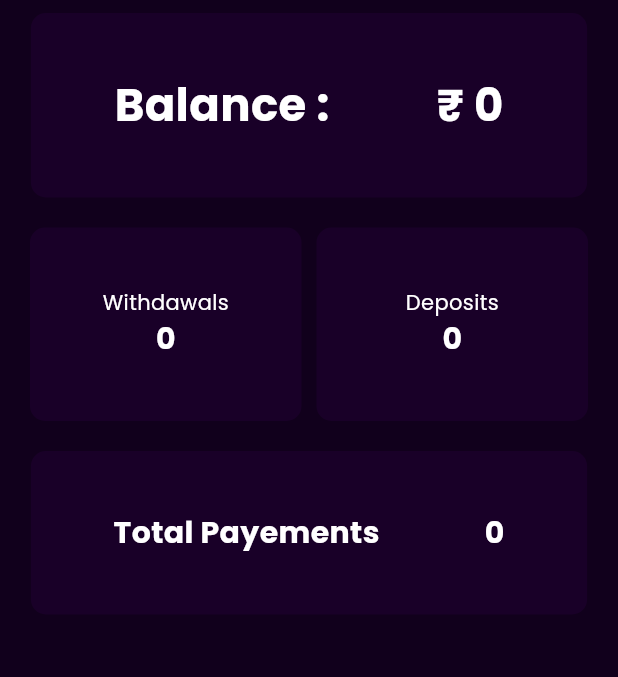
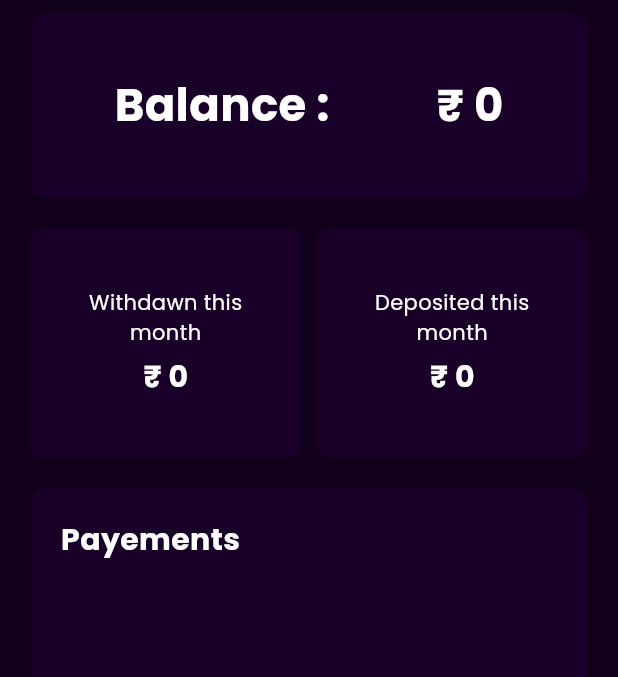
Before and after one commit to haadiyaa/mainford, a Flutter app: the TransactionsPage screen opened directly, on a phone screen of 412 x 824 dp, the part 71-748 px from its top. Run offline on Flutter 3.47's test engine with Material 3 defaults, Android fonts, the phone set to English and light mode, and no system bars; our stand-ins replace another_flutter_splash_screen, card_swiper, image_picker, quickalert, shared_preferences, shimmer and 2 more; missing offline and left inert: screen_protector; accounts and stored records are empty; project files that could hold a hidden picture were left out.

Commit message:
user payement details ui

```diff
--- a/lib/resources/appcolors.dart
+++ b/lib/resources/appcolors.dart
@@ -9,5 +9,6 @@ class AppColors {
   static const Color yellow=Colors.yellow;
   static const Color black=Colors.black;
   static const Color red=Colors.red;
+  static const Color green=Colors.green;
   static const Color transparent=Colors.transparent;
 }
--- a/lib/view/view/transactions/view/transactions.dart
+++ b/lib/view/view/transactions/view/transactions.dart
@@ -68,11 +68,15 @@ class TransactionsPage extends StatelessWidget {
                             ),
                             child: Center(
                                 child: Column(
+                              crossAxisAlignment: CrossAxisAlignment.center,
                               children: [
-                                const Text('Withdawals'),
+                                const Text(
+                                  'Withdawn this month',
+                                  textAlign: TextAlign.center,
+                                ),
+                                Constants.height5,
                                 Text(
-                                  value.userPayementModel!.numberOfWithdrawals
-                                      .toString(),
+                                  '$rupees ${value.userPayementModel!.totalWithdrawnMonth.toString()}',
                                   style: MyTextStyles.appBartextSmall,
                                 ),
                               ],
@@ -90,11 +94,15 @@ class TransactionsPage extends StatelessWidget {
                             ),
                             child: Center(
                                 child: Column(
+                              crossAxisAlignment: CrossAxisAlignment.center,
                               children: [
-                                const Text('Deposits'),
+                                const Text(
+                                  'Deposited this month',
+                                  textAlign: TextAlign.center,
+                                ),
+                                Constants.height5,
                                 Text(
-                                  value.userPayementModel!.numberOfDeposits
-                                      .toString(),
+                                  '$rupees ${value.userPayementModel!.totalDepositedMonth.toString()}',
                                   style: MyTextStyles.appBartextSmall,
                                 ),
                               ],
@@ -104,28 +112,82 @@ class TransactionsPage extends StatelessWidget {
                   ),
                 ),
                 Constants.height20,
-                Container(
-                  padding:
-                      const EdgeInsets.symmetric(horizontal: 20, vertical: 40),
+                Expanded(
+                  child: Container(
+                    padding: const EdgeInsets.symmetric(
+                        horizontal: 20, vertical: 20),
                     width: size.width * 0.9,
+                    // height: size.height*0.5,
                     decoration: BoxDecoration(
                       borderRadius: BorderRadius.circular(10),
                       color: AppColors.tileColor,
                     ),
-                  child: Row(
-                    mainAxisAlignment: MainAxisAlignment.spaceAround,
+                    child: Column(
+                      crossAxisAlignment: CrossAxisAlignment.start,
                       children: [
                         const Text(
-                        'Total Payements',
+                          'Payements',
                           style: MyTextStyles.appBartextSmall,
                         ),
-                      Text(
-                        value.userPayementModel!.totalPayments.toString(),
-                        style: MyTextStyles.appBartextSmall,
+                        Expanded(
+                          child: ListView.builder(
+                            padding: const EdgeInsets.only(top: 20),
+                            itemCount: value.userPayementModel!.payments.length,
+                            itemBuilder: (BuildContext context, int index) {
+                              return ListTile(
+                                textColor: AppColors.white,
+                                leading: value.userPayementModel!
+                                            .payments[index].type ==
+                                        'withdrawal'
+                                    ? const Icon(
+                                        Icons.minimize,
+                                        color: AppColors.red,
+                                      )
+                                    : const Icon(
+                                        Icons.add,
+                                        color: AppColors.green,
+                                      ),
+                                title: Text(
+                                    '$rupees ${value.userPayementModel!.payments[index].amount.toString()}'),
+                                subtitle: Text(value
+                                    .userPayementModel!.payments[index].type),
+                                trailing: Text(
+                                  value.userPayementModel!.payments[index]
+                                      .status,
+                                  style: TextStyle(
+                                    color: value.userPayementModel!
+                                                .payments[index].status ==
+                                            'completed'
+                                        ? AppColors.green
+                                        : value.userPayementModel!
+                                                    .payments[index].status ==
+                                                'rejected'
+                                            ? AppColors.red
+                                            : AppColors.yellow,
+                                  ),
+                                ),
+                              );
+                            },
+                          ),
                         ),
                       ],
                     ),
+                    // Row(
+                    //   mainAxisAlignment: MainAxisAlignment.spaceAround,
+                    //   children: [
+                    //     const Text(
+                    //       'Total Payements',
+                    //       style: MyTextStyles.appBartextSmall,
+                    //     ),
+                    //     Text(
+                    //       value.userPayementModel!.totalPayments.toString(),
+                    //       style: MyTextStyles.appBartextSmall,
+                    //     ),
+                    //   ],
+                    // ),
                   ),
+                ),
+                Constants.height20,
               ],
             );
           },
```
Lines whose indentation alone changed are shown as unchanged.
